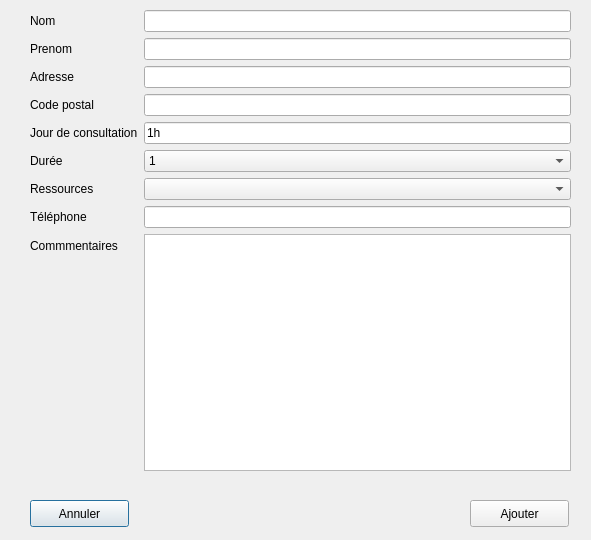
Qt form addpatient.ui (Kurond/Projet_Qt) before a commit.
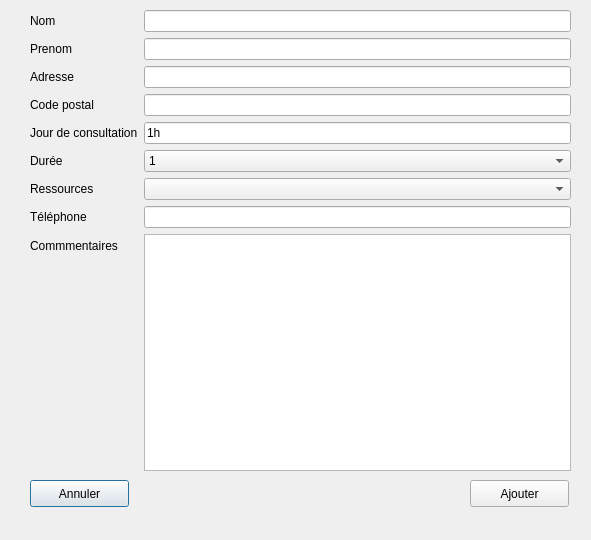
The same form after that commit.

Commit message: add patient slot

```diff
--- a/addpatient.ui
+++ b/addpatient.ui
@@ -149,7 +149,7 @@
    <property name="geometry">
     <rect>
      <x>30</x>
-     <y>500</y>
+     <y>480</y>
      <width>99</width>
      <height>27</height>
     </rect>
@@ -162,7 +162,7 @@
    <property name="geometry">
     <rect>
      <x>470</x>
-     <y>500</y>
+     <y>480</y>
      <width>99</width>
      <height>27</height>
     </rect>
```
The commit also changes 2 other files.
